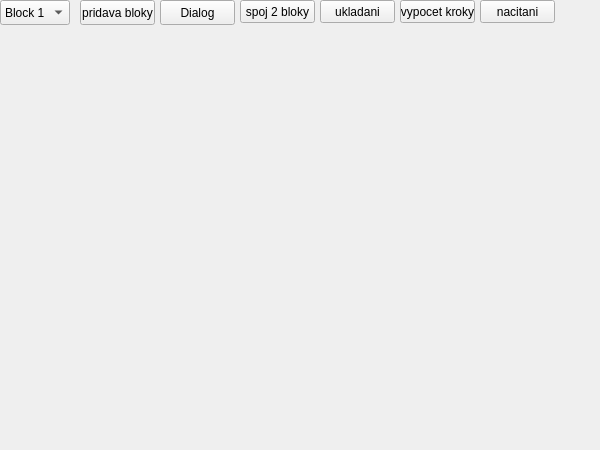
Qt form widget.ui (zionedge/Xd) before a commit.
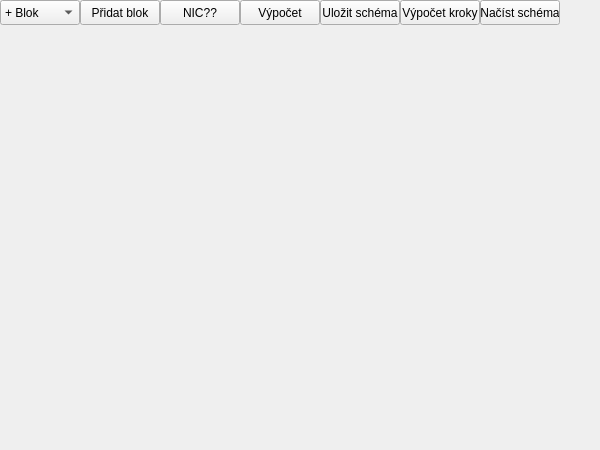
The same form after that commit.

What changed in the file:
```diff
--- a/widget.ui
+++ b/widget.ui
@@ -10,6 +10,18 @@
     <height>450</height>
    </rect>
   </property>
+  <property name="minimumSize">
+   <size>
+    <width>600</width>
+    <height>450</height>
+   </size>
+  </property>
+  <property name="maximumSize">
+   <size>
+    <width>1980</width>
+    <height>1080</height>
+   </size>
+  </property>
   <property name="windowTitle">
    <string>Widget</string>
   </property>
@@ -18,12 +30,12 @@
     <rect>
      <x>80</x>
      <y>0</y>
-     <width>75</width>
+     <width>80</width>
      <height>25</height>
     </rect>
    </property>
    <property name="text">
-    <string>pridava bloky</string>
+    <string>Přidat blok</string>
    </property>
   </widget>
   <widget class="QComboBox" name="comboBox">
@@ -31,7 +43,7 @@
     <rect>
      <x>0</x>
      <y>0</y>
-     <width>70</width>
+     <width>80</width>
      <height>25</height>
     </rect>
    </property>
@@ -40,7 +52,7 @@
    </property>
    <item>
     <property name="text">
-     <string>Block 1</string>
+     <string>+ Blok</string>
     </property>
    </item>
    <item>
@@ -69,12 +81,12 @@
     <rect>
      <x>160</x>
      <y>0</y>
-     <width>75</width>
+     <width>80</width>
      <height>25</height>
     </rect>
    </property>
    <property name="text">
-    <string>Dialog</string>
+    <string>NIC??</string>
    </property>
   </widget>
   <widget class="QPushButton" name="pushButton">
@@ -82,12 +94,12 @@
     <rect>
      <x>240</x>
      <y>0</y>
-     <width>75</width>
-     <height>23</height>
+     <width>80</width>
+     <height>25</height>
     </rect>
    </property>
    <property name="text">
-    <string>spoj 2 bloky</string>
+    <string>Výpočet</string>
    </property>
   </widget>
   <widget class="QPushButton" name="pushButton_3">
@@ -95,12 +107,12 @@
     <rect>
      <x>320</x>
      <y>0</y>
-     <width>75</width>
-     <height>23</height>
+     <width>80</width>
+     <height>25</height>
     </rect>
    </property>
    <property name="text">
-    <string>ukladani</string>
+    <string>Uložit schéma</string>
    </property>
   </widget>
   <widget class="QPushButton" name="pushButton_4">
@@ -108,12 +120,12 @@
     <rect>
      <x>400</x>
      <y>0</y>
-     <width>75</width>
-     <height>23</height>
+     <width>80</width>
+     <height>25</height>
     </rect>
    </property>
    <property name="text">
-    <string>vypocet kroky</string>
+    <string>Výpočet kroky</string>
    </property>
   </widget>
   <widget class="QPushButton" name="pushButton_5">
@@ -121,12 +133,12 @@
     <rect>
      <x>480</x>
      <y>0</y>
-     <width>75</width>
-     <height>23</height>
+     <width>80</width>
+     <height>25</height>
     </rect>
    </property>
    <property name="text">
-    <string>nacitani</string>
+    <string>Načíst schéma</string>
    </property>
   </widget>
  </widget>
```
Left out of the diff: 10 changed lines with no effect on the pictures.
